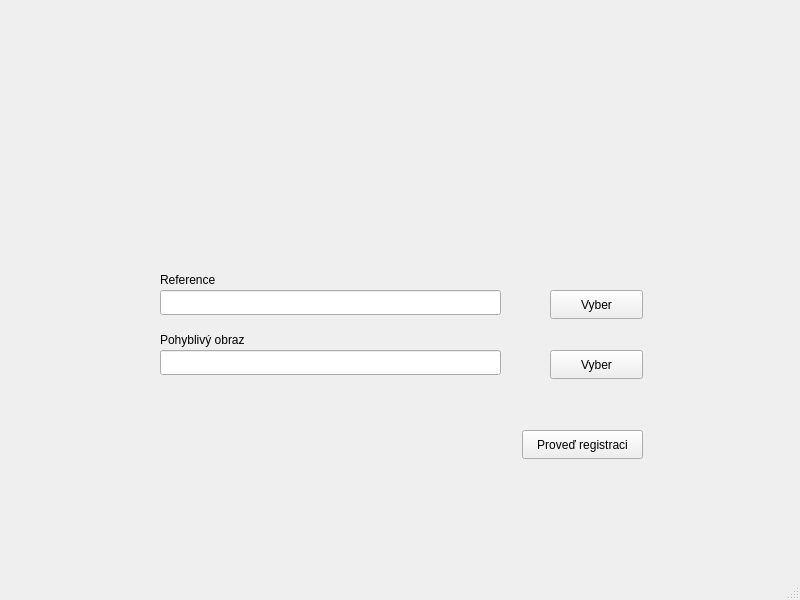
First picture: the form in ui/register_two_images_mw.ui, repository dslavicek/registration_with_gui, before the edit.
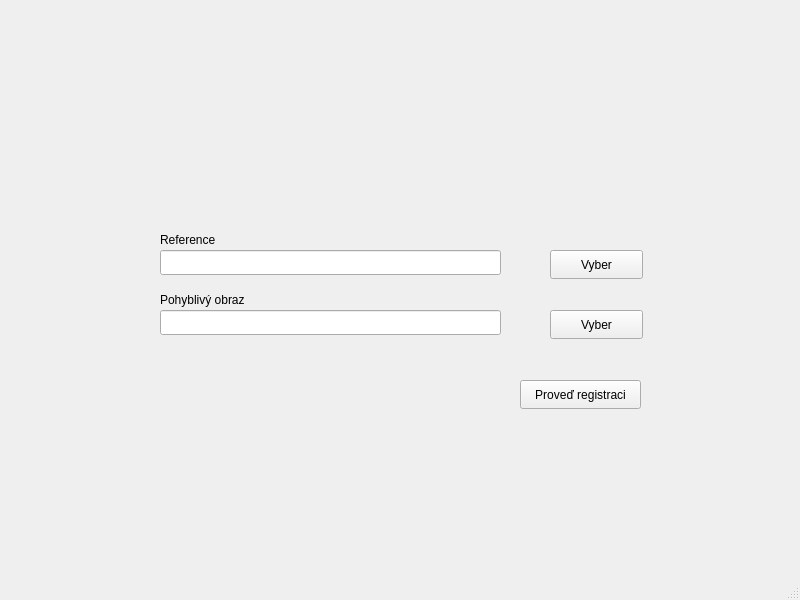
Second picture: the form after the edit.

Commit message: minor adjustments in UI layout

```diff
--- a/ui/register_two_images_mw.ui
+++ b/ui/register_two_images_mw.ui
@@ -18,8 +18,8 @@
     <property name="geometry">
      <rect>
       <x>160</x>
-      <y>330</y>
-      <width>101</width>
+      <y>290</y>
+      <width>111</width>
       <height>20</height>
      </rect>
     </property>
@@ -30,8 +30,8 @@
    <widget class="QPushButton" name="register_2">
     <property name="geometry">
      <rect>
-      <x>522</x>
-      <y>430</y>
+      <x>520</x>
+      <y>380</y>
       <width>121</width>
       <height>29</height>
      </rect>
@@ -44,7 +44,7 @@
     <property name="geometry">
      <rect>
       <x>160</x>
-      <y>350</y>
+      <y>310</y>
       <width>341</width>
       <height>25</height>
      </rect>
@@ -54,7 +54,7 @@
     <property name="geometry">
      <rect>
       <x>160</x>
-      <y>290</y>
+      <y>250</y>
       <width>341</width>
       <height>25</height>
      </rect>
@@ -64,8 +64,8 @@
     <property name="geometry">
      <rect>
       <x>160</x>
-      <y>270</y>
-      <width>63</width>
+      <y>230</y>
+      <width>71</width>
       <height>20</height>
      </rect>
     </property>
@@ -77,7 +77,7 @@
     <property name="geometry">
      <rect>
       <x>550</x>
-      <y>350</y>
+      <y>310</y>
       <width>93</width>
       <height>29</height>
      </rect>
@@ -90,7 +90,7 @@
     <property name="geometry">
      <rect>
       <x>550</x>
-      <y>290</y>
+      <y>250</y>
       <width>93</width>
       <height>29</height>
      </rect>
```
Left out of the diff: 2 changed lines with no effect on the pictures. The commit also changes 2 other files.
